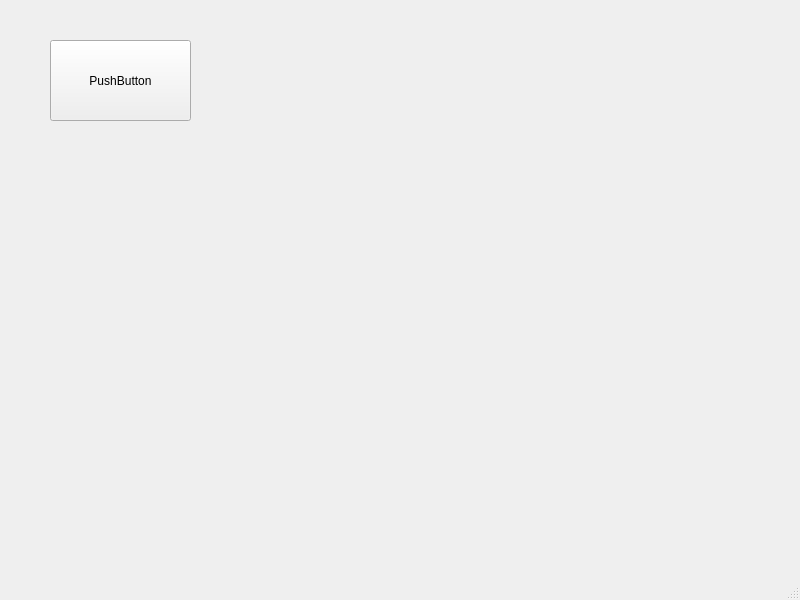
This is gui.ui in Wendy-Liao/cp_test2 as Qt 5 draws it before an edit. The edited form follows.
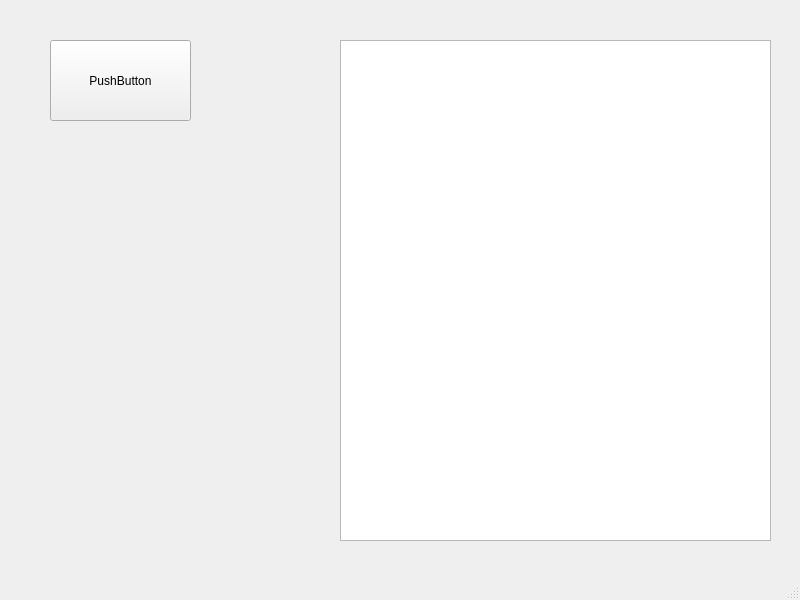
This is the edited form.

The edit to the form file:
```diff
--- a/gui.ui
+++ b/gui.ui
@@ -27,6 +27,16 @@
      <string>PushButton</string>
     </property>
    </widget>
+   <widget class="QListView" name="listView">
+    <property name="geometry">
+     <rect>
+      <x>340</x>
+      <y>40</y>
+      <width>431</width>
+      <height>501</height>
+     </rect>
+    </property>
+   </widget>
   </widget>
   <widget class="QMenuBar" name="menubar">
    <property name="geometry">
```
